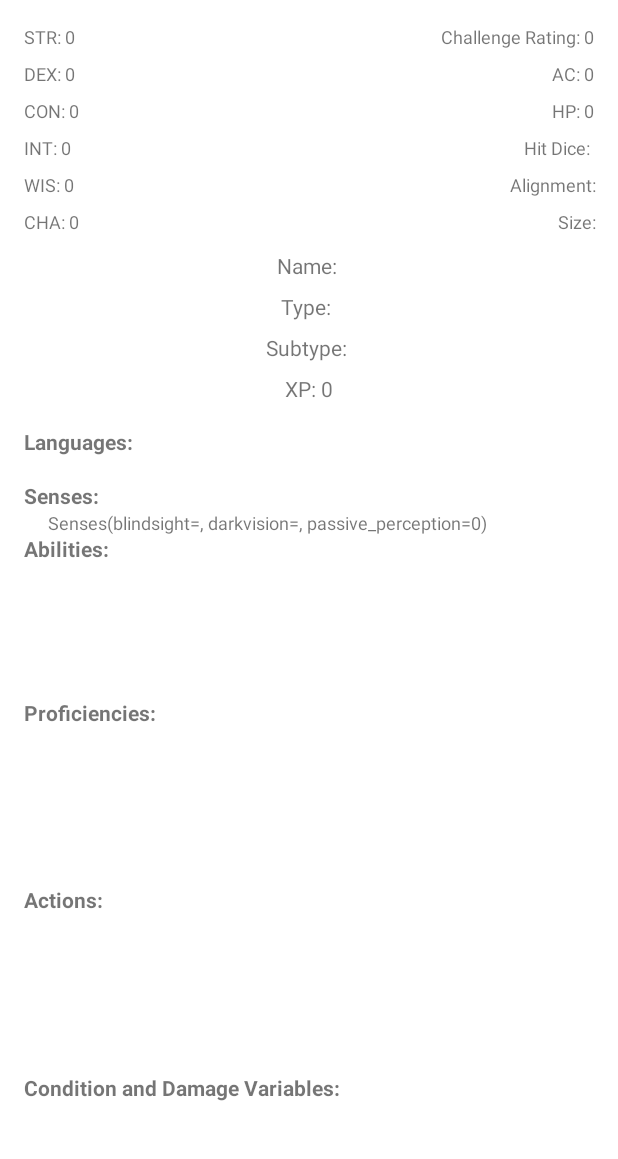
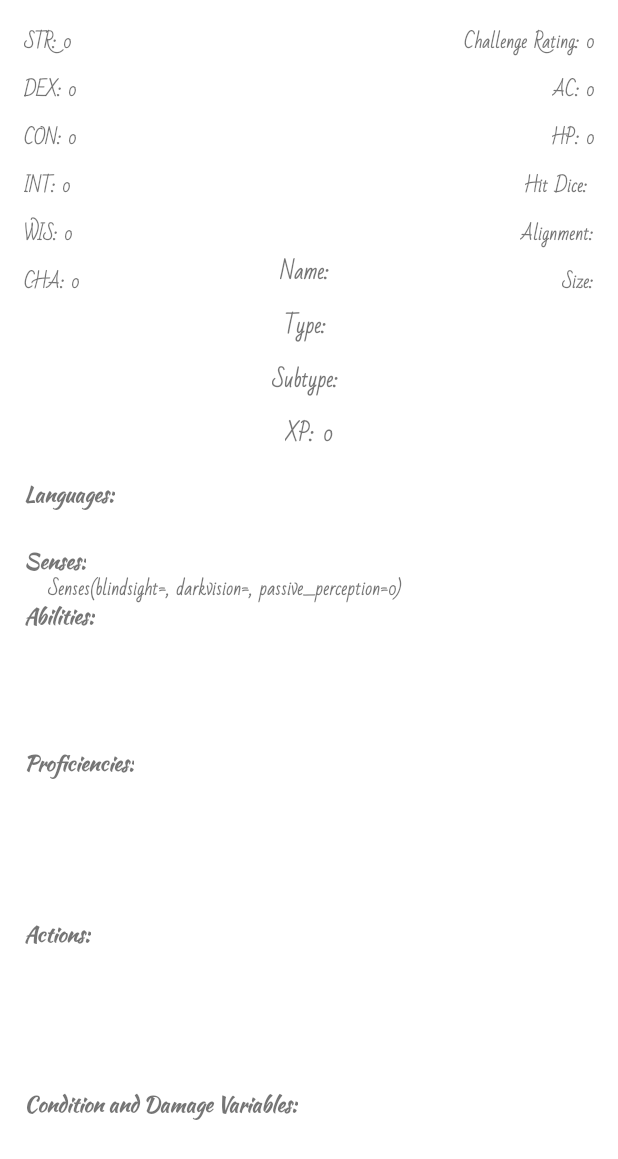
Before and after one commit to Soulem/DDBestiary, an Android app: the DetailedMonsterActivity screen opened directly, with no data from a screen before it, on a phone screen of 412 x 824 dp. Shown: the top 1159 px of the screen. Run offline under Robolectric (Android 15) with nearby library versions, the phone set to English and light mode, and no system bars; our stand-ins replace Room's generated code; pictures from the network do not load.

Commit message:
Fonts Changed

```diff
--- a/app/src/main/res/layout/activity_detailed_monster.xml
+++ b/app/src/main/res/layout/activity_detailed_monster.xml
@@ -20,6 +20,8 @@
         android:layout_width="wrap_content"
         android:layout_height="wrap_content"
         android:layout_marginTop="16dp"
+        android:fontFamily="@font/bad_script_regular"
+        android:textStyle="bold"
         android:text="@string/monster_name"
         app:layout_constraintEnd_toEndOf="@+id/monster_imageView"
         app:layout_constraintStart_toStartOf="@+id/monster_imageView"
@@ -30,6 +32,8 @@
         android:layout_width="wrap_content"
         android:layout_height="wrap_content"
         android:text="@string/monster_type"
+        android:fontFamily="@font/bad_script_regular"
+        android:textStyle="bold"
         android:layout_margin="8dp"
         app:layout_constraintEnd_toEndOf="@+id/monster_imageView"
         app:layout_constraintStart_toStartOf="@+id/monster_imageView"
@@ -41,6 +45,8 @@
         android:layout_height="wrap_content"
         android:layout_margin="8dp"
         android:text="@string/monster_subtype"
+        android:fontFamily="@font/bad_script_regular"
+        android:textStyle="bold"
         app:layout_constraintEnd_toEndOf="@+id/monster_imageView"
         app:layout_constraintStart_toStartOf="@+id/monster_imageView"
         app:layout_constraintTop_toBottomOf="@+id/monster_type_textView" />
@@ -51,6 +57,8 @@
         android:layout_height="wrap_content"
         android:layout_margin="8dp"
         android:text="@string/xp_textView"
+        android:fontFamily="@font/bad_script_regular"
+        android:textStyle="bold"
         app:layout_constraintEnd_toEndOf="@id/monster_imageView"
         app:layout_constraintStart_toStartOf="@id/monster_imageView"
         app:layout_constraintTop_toBottomOf="@id/monster_subtype_textView" />
@@ -62,6 +70,8 @@
         android:layout_margin="16dp"
         android:textSize="12sp"
         android:text="@string/challenge_rating"
+        android:fontFamily="@font/bad_script_regular"
+        android:textStyle="bold"
         app:layout_constraintEnd_toEndOf="parent"
         app:layout_constraintTop_toTopOf="parent" />
 
@@ -73,6 +83,8 @@
         android:layout_marginEnd="16dp"
         android:textSize="12sp"
         android:text="@string/armor_class_label"
+        android:fontFamily="@font/bad_script_regular"
+        android:textStyle="bold"
         app:layout_constraintEnd_toEndOf="parent"
         app:layout_constraintTop_toBottomOf="@id/monster_challenge_rating_textView" />
 
@@ -84,6 +96,8 @@
         android:layout_marginEnd="16dp"
         android:textSize="12sp"
         android:text="@string/health_label"
+        android:fontFamily="@font/bad_script_regular"
+        android:textStyle="bold"
         app:layout_constraintEnd_toEndOf="parent"
         app:layout_constraintTop_toBottomOf="@id/monster_ac_textView" />
 
@@ -95,6 +109,8 @@
         android:layout_marginEnd="16dp"
         android:textSize="12sp"
         android:text="@string/hit_dice_textView"
+        android:fontFamily="@font/bad_script_regular"
+        android:textStyle="bold"
         app:layout_constraintEnd_toEndOf="parent"
         app:layout_constraintTop_toBottomOf="@id/monster_hp_textView" />
 
@@ -106,6 +122,8 @@
         android:layout_marginEnd="12dp"
         android:text="@string/alignment_textView"
         android:textSize="12sp"
+        android:fontFamily="@font/bad_script_regular"
+        android:textStyle="bold"
         app:layout_constraintEnd_toEndOf="parent"
         app:layout_constraintTop_toBottomOf="@id/monster_hitdice_textView" />
 
@@ -117,6 +135,8 @@
         android:layout_marginEnd="12dp"
         android:text="@string/size_textView"
         android:textSize="12sp"
+        android:fontFamily="@font/bad_script_regular"
+        android:textStyle="bold"
         app:layout_constraintEnd_toEndOf="parent"
         app:layout_constraintTop_toBottomOf="@id/monster_alignment_textView" />
 
@@ -128,6 +148,8 @@
         android:layout_margin="16dp"
         android:textSize="12sp"
         android:text="@string/strength_textView"
+        android:fontFamily="@font/bad_script_regular"
+        android:textStyle="bold"
         app:layout_constraintStart_toStartOf="parent"
         app:layout_constraintTop_toTopOf="parent" />
 
@@ -139,6 +161,8 @@
         android:layout_marginTop="8dp"
         android:textSize="12sp"
         android:text="@string/dexterity_textView"
+        android:fontFamily="@font/bad_script_regular"
+        android:textStyle="bold"
         app:layout_constraintStart_toStartOf="parent"
         app:layout_constraintTop_toBottomOf="@id/strength_textView" />
 
@@ -150,6 +174,8 @@
         android:layout_marginTop="8dp"
         android:textSize="12sp"
         android:text="@string/con"
+        android:fontFamily="@font/bad_script_regular"
+        android:textStyle="bold"
         app:layout_constraintStart_toStartOf="parent"
         app:layout_constraintTop_toBottomOf="@id/dexterity_textView" />
 
@@ -161,6 +187,8 @@
         android:layout_marginTop="8dp"
         android:textSize="12sp"
         android:text="@string/intelligence_textView"
+        android:fontFamily="@font/bad_script_regular"
+        android:textStyle="bold"
         app:layout_constraintStart_toStartOf="parent"
         app:layout_constraintTop_toBottomOf="@id/constitution_textView" />
 
@@ -172,6 +200,8 @@
         android:layout_marginTop="8dp"
         android:textSize="12sp"
         android:text="@string/wisdom_textView"
+        android:fontFamily="@font/bad_script_regular"
+        android:textStyle="bold"
         app:layout_constraintStart_toStartOf="parent"
         app:layout_constraintTop_toBottomOf="@id/intelligence_textView" />
 
@@ -183,6 +213,8 @@
         android:layout_marginTop="8dp"
         android:textSize="12sp"
         android:text="@string/charisma_textView"
+        android:fontFamily="@font/bad_script_regular"
+        android:textStyle="bold"
         app:layout_constraintStart_toStartOf="parent"
         app:layout_constraintTop_toBottomOf="@id/wisdom_textView" />
 
@@ -192,6 +224,7 @@
         android:layout_height="wrap_content"
         android:layout_margin="16dp"
         android:text="@string/languages"
+        android:fontFamily="@font/kaushan_script_regular"
         android:textStyle="bold"
         app:layout_constraintStart_toStartOf="parent"
         app:layout_constraintTop_toBottomOf="@id/monster_xp_textView" />
@@ -203,6 +236,8 @@
         android:layout_marginEnd="16dp"
         android:layout_marginStart="16dp"
         android:textSize="12sp"
+        android:fontFamily="@font/bad_script_regular"
+        android:textStyle="bold"
         android:scrollbars="vertical"
         app:layout_constraintEnd_toEndOf="parent"
         app:layout_constraintStart_toStartOf="@+id/languages_textView"
@@ -216,6 +251,7 @@
         android:layout_height="wrap_content"
         android:layout_marginStart="16dp"
         android:text="@string/senses"
+        android:fontFamily="@font/kaushan_script_regular"
         android:textStyle="bold"
         app:layout_constraintStart_toStartOf="parent"
         app:layout_constraintTop_toBottomOf="@id/language_results_textVeiw" />
@@ -228,6 +264,8 @@
         android:layout_marginEnd="16dp"
         android:scrollbars="vertical"
         android:textSize="12sp"
+        android:fontFamily="@font/bad_script_regular"
+        android:textStyle="bold"
         app:layout_constraintBottom_toTopOf="@+id/abilities_textView"
         app:layout_constraintEnd_toEndOf="parent"
         app:layout_constraintStart_toStartOf="@+id/senses_textView"
@@ -240,6 +278,7 @@
         android:layout_height="wrap_content"
         android:layout_margin="16dp"
         android:text="@string/abilities"
+        android:fontFamily="@font/kaushan_script_regular"
         android:textStyle="bold"
         app:layout_constraintStart_toStartOf="parent"
         app:layout_constraintTop_toBottomOf="@id/senses_textView" />
@@ -251,6 +290,8 @@
         android:layout_marginStart="16dp"
         android:layout_marginEnd="16dp"
         android:textSize="12sp"
+        android:fontFamily="@font/bad_script_regular"
+        android:textStyle="bold"
         android:scrollbars="vertical"
         app:layout_constraintBottom_toTopOf="@id/proficiencies_textView"
         app:layout_constraintEnd_toEndOf="parent"
@@ -263,6 +304,7 @@
         android:layout_height="wrap_content"
         android:layout_margin="16dp"
         android:text="@string/proficiencies"
+        android:fontFamily="@font/kaushan_script_regular"
         android:textStyle="bold"
         app:layout_constraintBottom_toTopOf="@id/actions_textView"
         app:layout_constraintStart_toStartOf="parent"
@@ -275,6 +317,8 @@
         android:layout_marginStart="16dp"
         android:layout_marginEnd="16dp"
         android:textSize="12sp"
+        android:fontFamily="@font/bad_script_regular"
+        android:textStyle="bold"
         android:scrollbars="vertical"
         app:layout_constraintBottom_toTopOf="@id/actions_textView"
         app:layout_constraintEnd_toEndOf="parent"
@@ -287,6 +331,7 @@
         android:layout_height="wrap_content"
         android:layout_margin="16dp"
         android:text="@string/actions"
+        android:fontFamily="@font/kaushan_script_regular"
         app:layout_constraintVertical_weight=".25"
         android:textStyle="bold"
         app:layout_constraintStart_toStartOf="parent"
@@ -300,6 +345,8 @@
         android:layout_marginStart="16dp"
         android:layout_marginEnd="16dp"
         android:textSize="12sp"
+        android:fontFamily="@font/bad_script_regular"
+        android:textStyle="bold"
         android:scrollbars="vertical"
         app:layout_constraintBottom_toTopOf="@id/condition_damage_textView"
         app:layout_constraintEnd_toEndOf="parent"
@@ -312,6 +359,7 @@
         android:layout_height="wrap_content"
         android:layout_margin="16dp"
         android:text="@string/condition_and_damage_variables"
+        android:fontFamily="@font/kaushan_script_regular"
         android:textStyle="bold"
         app:layout_constraintBottom_toBottomOf="parent"
         app:layout_constraintStart_toStartOf="parent"
@@ -325,6 +373,8 @@
         android:layout_marginEnd="16dp"
         android:layout_marginBottom="16dp"
         android:textSize="12sp"
+        android:fontFamily="@font/bad_script_regular"
+        android:textStyle="bold"
         android:scrollbars="vertical"
         app:layout_constraintBottom_toBottomOf="parent"
         app:layout_constraintEnd_toEndOf="parent"
--- a/app/src/main/res/layout/basic_card_display_item.xml
+++ b/app/src/main/res/layout/basic_card_display_item.xml
@@ -29,8 +29,9 @@
             android:layout_width="0dp"
             android:layout_height="wrap_content"
             android:layout_margin="32dp"
+            android:fontFamily="@font/kaushan_script_regular"
             android:text="@string/monster_name"
-            android:textSize="24sp"
+            android:textSize="32sp"
             android:textStyle="bold"
             android:gravity="center"
             app:layout_constraintBottom_toBottomOf="parent"
--- a/app/src/main/res/layout/fragment_search.xml
+++ b/app/src/main/res/layout/fragment_search.xml
@@ -10,9 +10,12 @@
     <EditText
         android:id="@+id/monsterName_editText"
         android:layout_width="0dp"
-        android:layout_height="40dp"
-        android:layout_margin="16dp"
+        android:layout_height="50dp"
+        android:layout_marginTop="32dp"
+        android:layout_marginStart="16dp"
+        android:layout_marginEnd="16dp"
         android:hint="@string/monster_name_button"
+        android:fontFamily="@font/bad_script_regular"
         android:inputType="textPersonName"
         app:layout_constraintBottom_toTopOf="@id/search_button"
         app:layout_constraintEnd_toEndOf="parent"
@@ -34,10 +37,12 @@
 
     <androidx.appcompat.widget.AppCompatButton
         android:id="@+id/search_button"
-        android:layout_width="wrap_content"
+        android:layout_width="150dp"
         android:layout_height="wrap_content"
         android:layout_margin="0dp"
         android:text="@string/find_monster"
+        android:fontFamily="@font/kaushan_script_regular"
+        android:textStyle="bold"
         app:layout_constraintBottom_toTopOf="@id/error_textView"
         app:layout_constraintStart_toStartOf="parent"
         app:layout_constraintEnd_toEndOf="parent"
```
Also changed, not shown: app/src/main/res/font/bad_script_regular.ttf (added), app/src/main/res/font/kaushan_script_regular.ttf (added).
